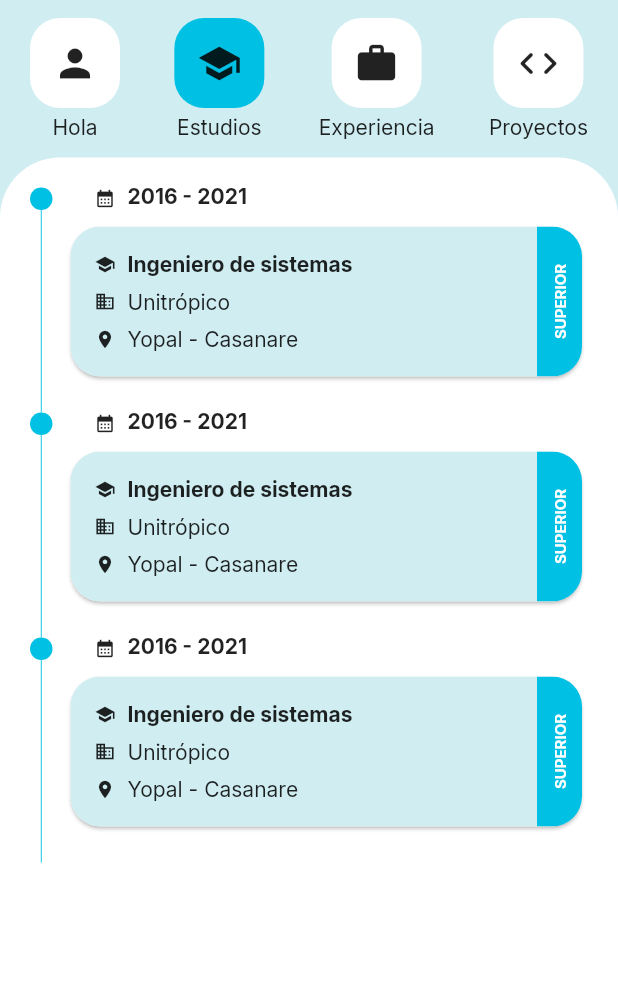
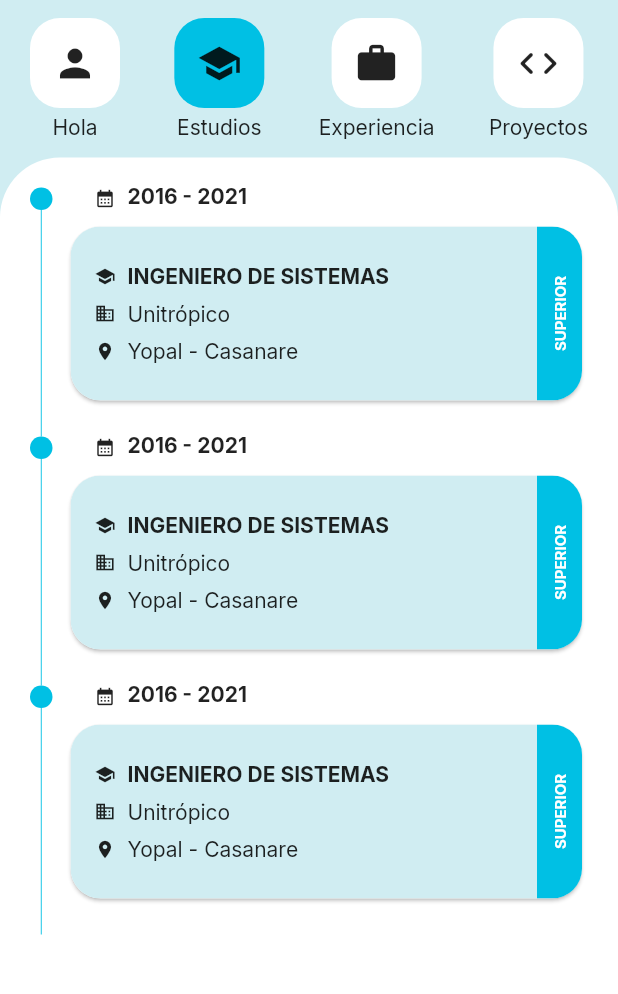
Before and after one commit to jgaviriadev/portfolio_app, a Flutter app: the DetailsScreen screen opened by its route, swiped to page 2, on a phone screen of 412 x 824 dp, the part 120-1114 px from its top. Run offline on Flutter 3.47's test engine with Material 2 defaults, Android fonts, the phone set to English and light mode, and no system bars; drawn by our look-alikes of timelines; our stand-ins replace animate_do, cached_network_image, card_swiper, go_router, google_fonts; accounts and stored records are empty; network calls fail.

Commit message:
fix study text in studycard

```diff
--- a/lib/screens/details_screen/widgets/study_card.dart
+++ b/lib/screens/details_screen/widgets/study_card.dart
@@ -13,11 +13,12 @@ class StudyCard extends StatelessWidget {
       ),
       clipBehavior: Clip.antiAlias,
       child: Row(
+        mainAxisSize : MainAxisSize.max,
         children: [
           Expanded(
             child: Container(
               width: double.infinity,
-              height: 100,
+              height: 116,
               color: Theme.of(context).primaryColor,
               child: Padding(
                 padding: const EdgeInsets.all(16),
@@ -29,10 +30,12 @@ class StudyCard extends StatelessWidget {
                       children: const [
                         Icon(Icons.school, size: 14,),
                         SizedBox(width: 8),
-                        Text(
-                          'Ingeniero de sistemas',
-                          style: TextStyle(
-                            fontWeight: FontWeight.bold
+                        Expanded(
+                          child: Text(
+                            'INGENIERO DE SISTEMAS',
+                            style: TextStyle(
+                              fontWeight: FontWeight.bold
+                            ),
                           ),
                         ),
                       ],
@@ -63,7 +66,7 @@ class StudyCard extends StatelessWidget {
           ),
           Container(
             width: 30,
-            height: 100,
+            height: 116,
             color: const Color(0xFF00C0E4),
             child: const Center(
               child: RotatedBox(
```
